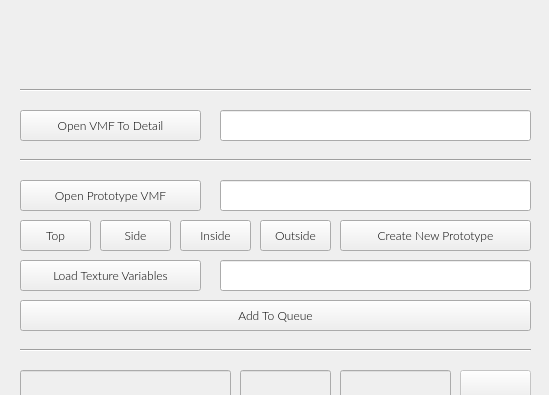
The window that gui.ui (Gerb-24/Element-Detailer) describes before a commit, drawn with Qt 5; both pictures show x 0 to 549 and y 0 to 395 of the 549 by 780 pixel window.
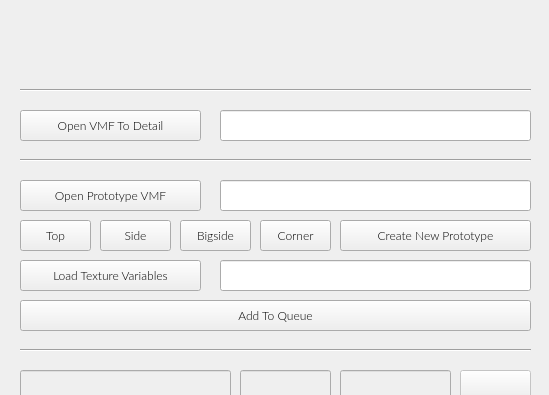
The same window after the commit. Icons and pictures are not drawn.

What changed in the file:
```diff
--- a/gui.ui
+++ b/gui.ui
@@ -403,7 +403,7 @@
     </font>
    </property>
    <property name="text">
-    <string>Inside</string>
+    <string>Bigside</string>
    </property>
   </widget>
   <widget class="QPushButton" name="outsideBtn">
@@ -425,7 +425,7 @@
     </font>
    </property>
    <property name="text">
-    <string>Outside</string>
+    <string>Corner</string>
    </property>
   </widget>
   <widget class="QPushButton" name="newPrototypeBtn">
```
Left out of the diff: 4 changed lines with no effect on the pictures.
